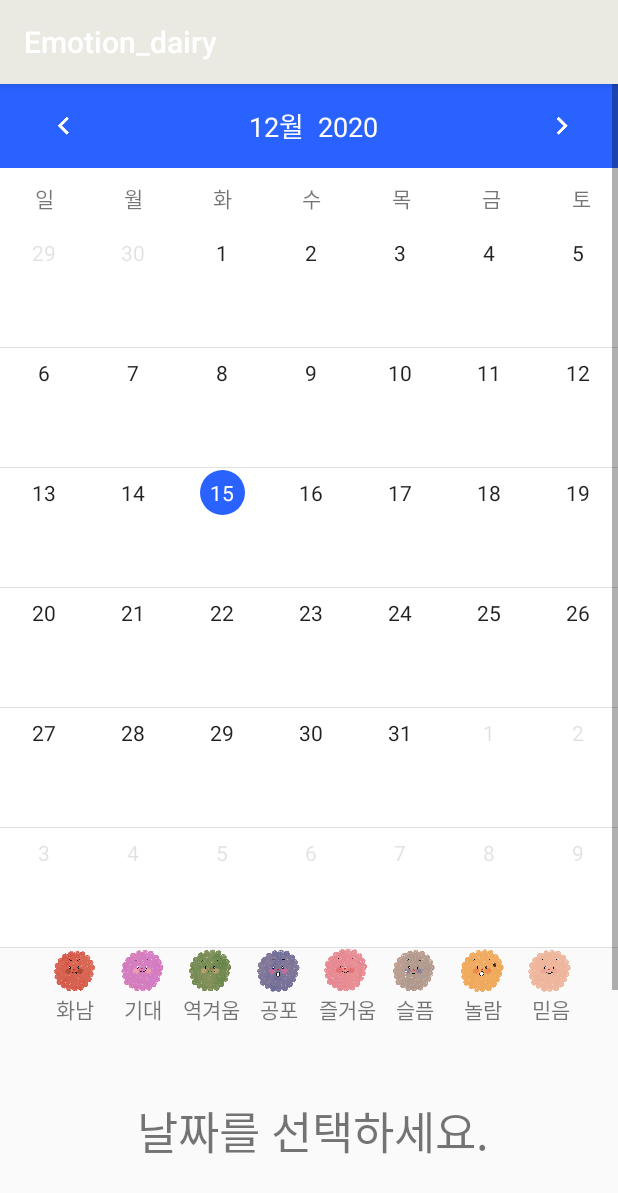
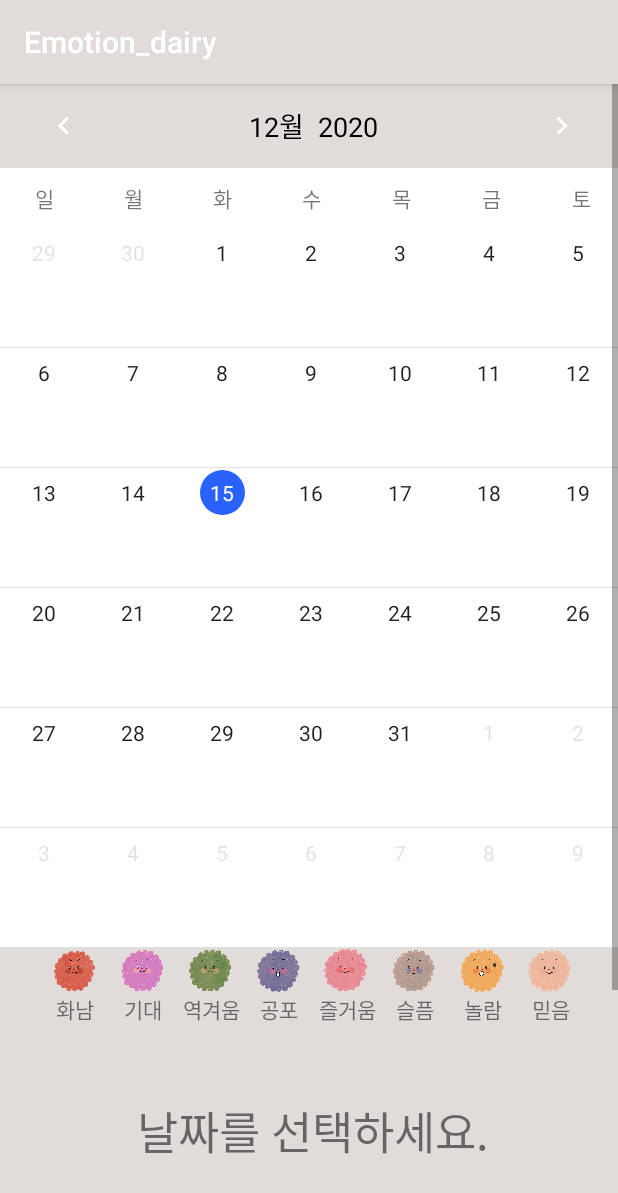
Before and after one commit to mugon-dev/Emotional-Diary, an Android app: the fragment HomeFragment shown on its own in the app's theme, on a phone screen of 412 x 824 dp. Shown: the top 1193 px of the screen. Run offline under Robolectric (Android 15) with nearby library versions, the phone set to English and light mode, and no system bars; libraries missing offline, so code that uses them is left out: com.annimon.stream, com.prolificinteractive.materialcalendarview; 4 statements that could not run were skipped.

Commit message:
디테일

```diff
--- a/Emotion_dairy_android/app/src/main/res/layout/activity_main.xml
+++ b/Emotion_dairy_android/app/src/main/res/layout/activity_main.xml
@@ -20,6 +20,7 @@
         android:layout_height="match_parent"
         android:layout_gravity="start"
         android:fitsSystemWindows="true"
+        android:background="@color/backColor"
         app:headerLayout="@layout/nav_header_main"
         app:menu="@menu/activity_main_drawer" />
 </androidx.drawerlayout.widget.DrawerLayout>
--- a/Emotion_dairy_android/app/src/main/res/layout/app_bar_main.xml
+++ b/Emotion_dairy_android/app/src/main/res/layout/app_bar_main.xml
@@ -15,7 +15,9 @@
             android:id="@+id/toolbar"
             android:layout_width="match_parent"
             android:layout_height="?attr/actionBarSize"
-            android:background="@color/backColor"
+            app:titleTextColor="@color/black"
+            app:titleTextAppearance="@font/basefont"
+            android:background="#8F8681"
             app:popupTheme="@style/AppTheme.PopupOverlay" />
 
     </com.google.android.material.appbar.AppBarLayout>
--- a/Emotion_dairy_android/app/src/main/res/layout/fragment_home.xml
+++ b/Emotion_dairy_android/app/src/main/res/layout/fragment_home.xml
@@ -3,7 +3,7 @@
 
 <androidx.constraintlayout.widget.ConstraintLayout xmlns:android="http://schemas.android.com/apk/res/android"
     xmlns:app="http://schemas.android.com/apk/res-auto"
-
+    android:background="@color/backColor"
     xmlns:tools="http://schemas.android.com/tools"
     android:layout_width="match_parent"
     android:layout_height="wrap_content"
@@ -28,6 +28,8 @@
                 android:layout_width="match_parent"
                 android:layout_height="wrap_content"
                 app:eventsEnabled="true"
+                app:headerColor="@color/backColor"
+                app:headerLabelColor="@color/black"
                 app:type="one_day_picker">
 
             </com.applandeo.materialcalendarview.CalendarView>
--- a/Emotion_dairy_android/app/src/main/res/layout/nav_header_main.xml
+++ b/Emotion_dairy_android/app/src/main/res/layout/nav_header_main.xml
@@ -4,7 +4,7 @@
     android:id="@+id/글작성"
     android:layout_width="match_parent"
     android:layout_height="wrap_content"
-    android:background="@color/backColor"
+    android:background="#8F8681"
     android:gravity="bottom"
     android:orientation="vertical"
     android:paddingLeft="@dimen/activity_horizontal_margin"
--- a/Emotion_dairy_android/app/src/main/res/values/colors.xml
+++ b/Emotion_dairy_android/app/src/main/res/values/colors.xml
@@ -5,8 +5,7 @@
     <color name="colorAccent">#D81B60</color>
 
     <color name="lineColor">#f2f1f1</color>
-
     <color name="white">#ffffff</color>
     <color name="black">#000000</color>
-    <color name="backColor">#EAEAE3</color>
+    F<color name="backColor">#E1DCD9</color>
 </resources>
```
Also changed, not shown: Emotion_dairy_android/app/src/main/res/font/font.xml (added, +7 -0 lines), Emotion_dairy_android/app/src/main/res/font/basefont.ttf (added).
